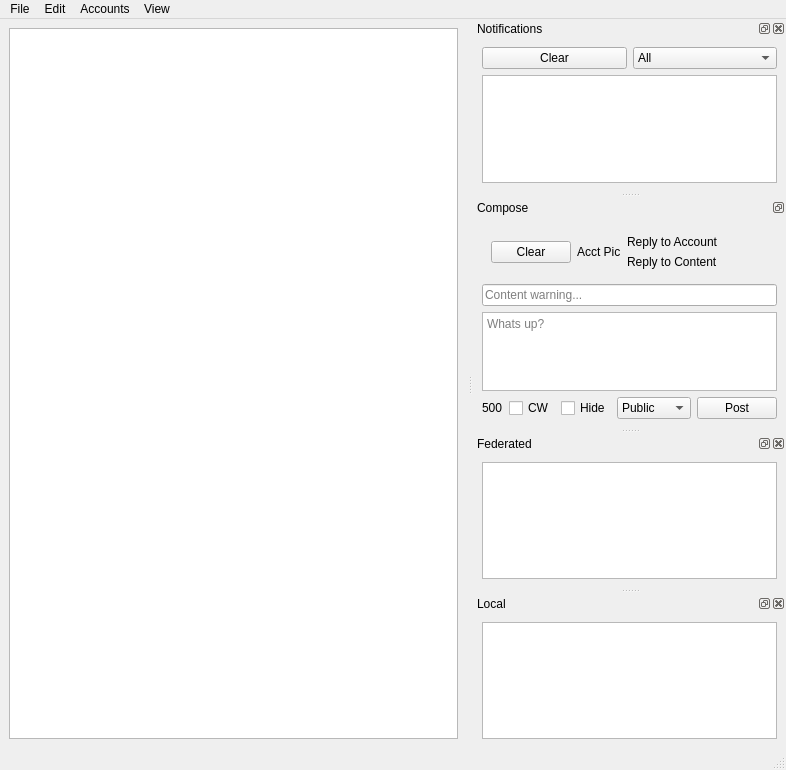
Before: the Qt Designer form ui/main.ui in compufox/et, drawn with Qt 5.
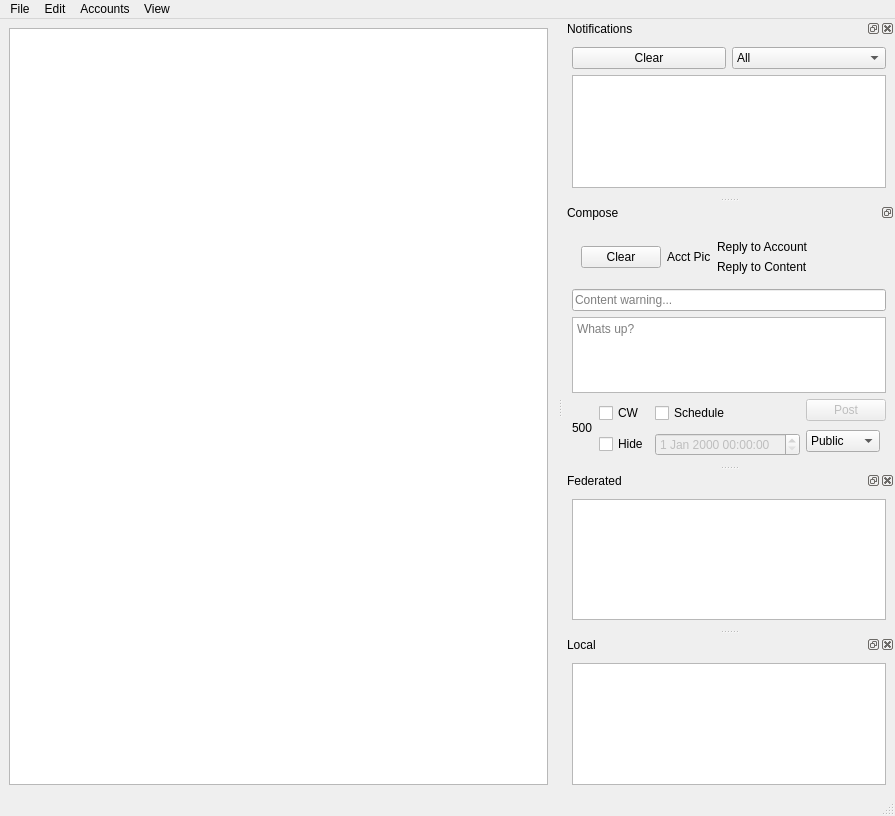
After: the same form once the commit is applied.

Commit message:
added icon for post button
added UI for creating scheduled posts
hitting clear clears the compose box
changed all instances that use lambda to use l
send-post checks for empty content
update-char-count properly enable/disables post button

```diff
--- a/ui/main.ui
+++ b/ui/main.ui
@@ -6,8 +6,8 @@
    <rect>
     <x>0</x>
     <y>0</y>
-    <width>786</width>
-    <height>770</height>
+    <width>895</width>
+    <height>816</height>
    </rect>
   </property>
   <property name="windowTitle">
@@ -74,7 +74,7 @@
     <rect>
      <x>0</x>
      <y>0</y>
-     <width>786</width>
+     <width>895</width>
      <height>30</height>
     </rect>
    </property>
@@ -211,6 +211,12 @@
     <layout class="QVBoxLayout" name="verticalLayout_2">
      <item>
       <widget class="QWidget" name="lyt_reply" native="true">
+       <property name="sizePolicy">
+        <sizepolicy hsizetype="Expanding" vsizetype="Preferred">
+         <horstretch>0</horstretch>
+         <verstretch>0</verstretch>
+        </sizepolicy>
+       </property>
        <layout class="QHBoxLayout" name="horizontalLayout_2">
         <property name="sizeConstraint">
          <enum>QLayout::SetDefaultConstraint</enum>
@@ -281,7 +287,7 @@
      <item>
       <widget class="QPlainTextEdit" name="txt_compose_content">
        <property name="sizePolicy">
-        <sizepolicy hsizetype="Preferred" vsizetype="Preferred">
+        <sizepolicy hsizetype="Expanding" vsizetype="Expanding">
          <horstretch>0</horstretch>
          <verstretch>0</verstretch>
         </sizepolicy>
@@ -294,30 +300,51 @@
      <item>
       <layout class="QHBoxLayout" name="horizontalLayout">
        <property name="sizeConstraint">
-        <enum>QLayout::SetMinimumSize</enum>
+        <enum>QLayout::SetMaximumSize</enum>
        </property>
        <item>
         <widget class="QLabel" name="lbl_compose_count">
+         <property name="sizePolicy">
+          <sizepolicy hsizetype="Preferred" vsizetype="Minimum">
+           <horstretch>0</horstretch>
+           <verstretch>0</verstretch>
+          </sizepolicy>
+         </property>
          <property name="text">
           <string>500</string>
          </property>
         </widget>
        </item>
        <item>
+        <layout class="QGridLayout" name="gridLayout">
+         <property name="sizeConstraint">
+          <enum>QLayout::SetFixedSize</enum>
+         </property>
+         <item row="0" column="0" rowspan="2">
         <widget class="QCheckBox" name="chk_compose_cw">
          <property name="text">
           <string>CW</string>
          </property>
         </widget>
        </item>
-       <item>
-        <widget class="QCheckBox" name="chk_compose_hide">
+         <item row="0" column="1" rowspan="2">
+          <widget class="QCheckBox" name="chk_compose_schedule">
          <property name="text">
-          <string>Hide</string>
+            <string>Schedule</string>
          </property>
         </widget>
        </item>
-       <item>
+         <item row="0" column="2">
+          <widget class="QPushButton" name="btn_compose_post">
+           <property name="enabled">
+            <bool>false</bool>
+           </property>
+           <property name="text">
+            <string>Post</string>
+           </property>
+          </widget>
+         </item>
+         <item row="1" column="2" rowspan="2">
         <widget class="QComboBox" name="cmb_compose_privacy">
          <property name="sizePolicy">
           <sizepolicy hsizetype="Fixed" vsizetype="Fixed">
@@ -356,12 +383,21 @@
          </item>
         </widget>
        </item>
-       <item>
-        <widget class="QPushButton" name="btn_compose_post">
+         <item row="2" column="0">
+          <widget class="QCheckBox" name="chk_compose_hide">
          <property name="text">
-          <string>Post</string>
-         </property>
-        </widget>
+            <string>Hide</string>
+           </property>
+          </widget>
+         </item>
+         <item row="2" column="1">
+          <widget class="QDateTimeEdit" name="dte_compose_time">
+           <property name="enabled">
+            <bool>false</bool>
+           </property>
+          </widget>
+         </item>
+        </layout>
        </item>
       </layout>
      </item>
```
Left out of the diff: 4 changed lines with no effect on the pictures. Lines whose indentation alone changed are shown as unchanged. The commit also changes 4 other files.
